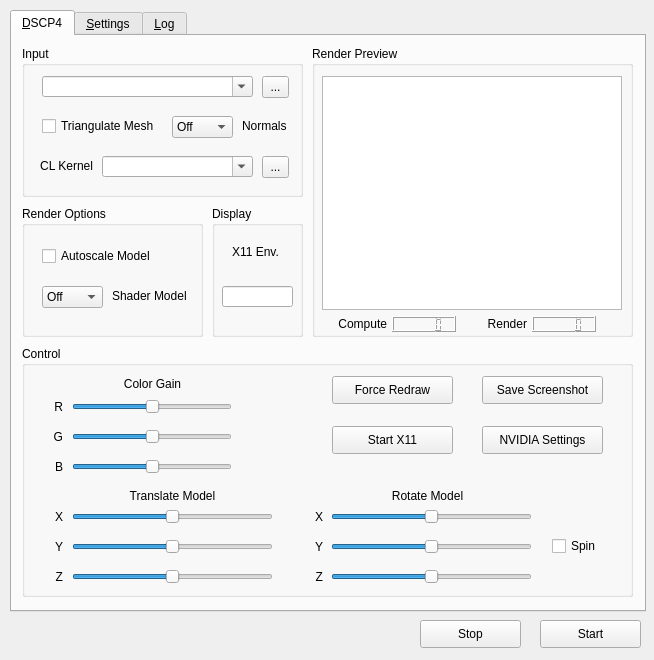
itsermo/holovideo-algorithms, file render_algorithms/dscp4/dscp4-qt/ui/mainwindow.ui: the form before one commit.
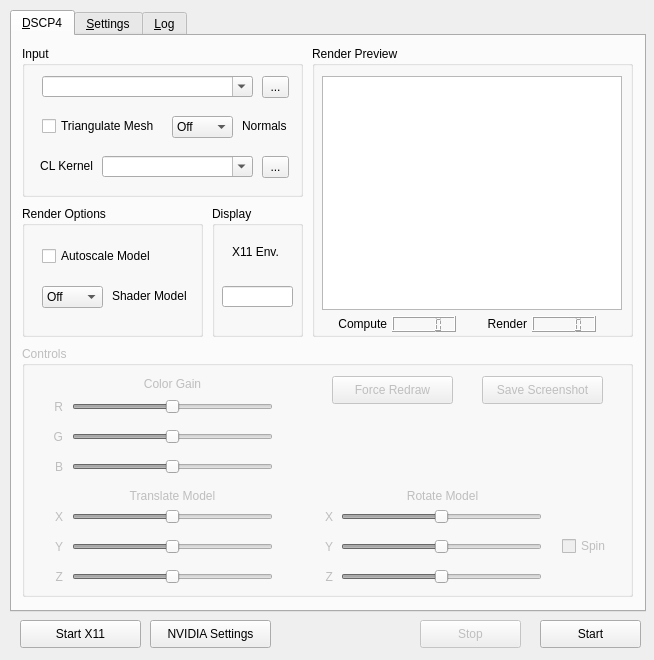
The form after the commit. The open tabs and pages were chosen to show the change.

Patch:
```diff
--- a/render_algorithms/dscp4/dscp4-qt/ui/mainwindow.ui
+++ b/render_algorithms/dscp4/dscp4-qt/ui/mainwindow.ui
@@ -31,6 +31,9 @@
   <property name="windowTitle">
    <string>dscp4-qt</string>
   </property>
+  <property name="documentMode">
+   <bool>false</bool>
+  </property>
   <widget class="QWidget" name="centralwidget">
    <widget class="QTabWidget" name="tabWidget">
     <property name="geometry">
@@ -257,6 +260,9 @@
       </widget>
      </widget>
      <widget class="QGroupBox" name="controlGroupBox">
+      <property name="enabled">
+       <bool>false</bool>
+      </property>
       <property name="geometry">
        <rect>
         <x>10</x>
@@ -266,14 +272,17 @@
        </rect>
       </property>
       <property name="title">
-       <string>Control</string>
+       <string>Controls</string>
       </property>
       <widget class="QSlider" name="redColorGainHorizontalSlider">
+       <property name="enabled">
+        <bool>false</bool>
+       </property>
        <property name="geometry">
         <rect>
          <x>50</x>
          <y>50</y>
-         <width>160</width>
+         <width>201</width>
          <height>22</height>
         </rect>
        </property>
@@ -291,11 +300,14 @@
        </property>
       </widget>
       <widget class="QSlider" name="greenColorGainHorizontalSlider">
+       <property name="enabled">
+        <bool>false</bool>
+       </property>
        <property name="geometry">
         <rect>
          <x>50</x>
          <y>80</y>
-         <width>160</width>
+         <width>201</width>
          <height>22</height>
         </rect>
        </property>
@@ -322,11 +334,14 @@
        </property>
       </widget>
       <widget class="QSlider" name="blueColorGainHorizontalSlider">
+       <property name="enabled">
+        <bool>false</bool>
+       </property>
        <property name="geometry">
         <rect>
          <x>50</x>
          <y>110</y>
-         <width>160</width>
+         <width>201</width>
          <height>22</height>
         </rect>
        </property>
@@ -349,7 +364,7 @@
       <widget class="QLabel" name="colorGainLabel">
        <property name="geometry">
         <rect>
-         <x>80</x>
+         <x>100</x>
          <y>30</y>
          <width>101</width>
          <height>16</height>
@@ -411,6 +426,9 @@
        </property>
       </widget>
       <widget class="QSlider" name="xTranslateHorizontalSlider">
+       <property name="enabled">
+        <bool>false</bool>
+       </property>
        <property name="geometry">
         <rect>
          <x>50</x>
@@ -433,6 +451,9 @@
        </property>
       </widget>
       <widget class="QSlider" name="zTranslateHorizontalSlider">
+       <property name="enabled">
+        <bool>false</bool>
+       </property>
        <property name="geometry">
         <rect>
          <x>50</x>
@@ -455,6 +476,9 @@
        </property>
       </widget>
       <widget class="QSlider" name="yTranslateHorizontalSlider">
+       <property name="enabled">
+        <bool>false</bool>
+       </property>
        <property name="geometry">
         <rect>
          <x>50</x>
@@ -541,6 +565,9 @@
        </property>
       </widget>
       <widget class="QPushButton" name="saveScreenshotButton">
+       <property name="enabled">
+        <bool>false</bool>
+       </property>
        <property name="geometry">
         <rect>
          <x>460</x>
@@ -554,6 +581,9 @@
        </property>
       </widget>
       <widget class="QPushButton" name="forceRedrawButton">
+       <property name="enabled">
+        <bool>false</bool>
+       </property>
        <property name="geometry">
         <rect>
          <x>310</x>
@@ -567,9 +597,12 @@
        </property>
       </widget>
       <widget class="QCheckBox" name="spinModelCheckBox">
+       <property name="enabled">
+        <bool>false</bool>
+       </property>
        <property name="geometry">
         <rect>
-         <x>530</x>
+         <x>540</x>
          <y>190</y>
          <width>51</width>
          <height>20</height>
@@ -582,7 +615,7 @@
       <widget class="QLabel" name="yRotateModelLabel">
        <property name="geometry">
         <rect>
-         <x>280</x>
+         <x>290</x>
          <y>190</y>
          <width>21</width>
          <height>21</height>
@@ -598,9 +631,9 @@
       <widget class="QLabel" name="rotateModelLabel">
        <property name="geometry">
         <rect>
-         <x>300</x>
+         <x>320</x>
          <y>140</y>
-         <width>211</width>
+         <width>201</width>
          <height>20</height>
         </rect>
        </property>
@@ -614,7 +647,7 @@
       <widget class="QLabel" name="xRotateModelLabel">
        <property name="geometry">
         <rect>
-         <x>280</x>
+         <x>290</x>
          <y>160</y>
          <width>21</width>
          <height>21</height>
@@ -628,9 +661,12 @@
        </property>
       </widget>
       <widget class="QSlider" name="yRotateHorizontalSlider">
+       <property name="enabled">
+        <bool>false</bool>
+       </property>
        <property name="geometry">
         <rect>
-         <x>309</x>
+         <x>319</x>
          <y>190</y>
          <width>201</width>
          <height>22</height>
@@ -650,9 +686,12 @@
        </property>
       </widget>
       <widget class="QSlider" name="xRotateHorizontalSlider">
+       <property name="enabled">
+        <bool>false</bool>
+       </property>
        <property name="geometry">
         <rect>
-         <x>309</x>
+         <x>319</x>
          <y>160</y>
          <width>201</width>
          <height>22</height>
@@ -674,7 +713,7 @@
       <widget class="QLabel" name="zRotateModelLabel">
        <property name="geometry">
         <rect>
-         <x>280</x>
+         <x>290</x>
          <y>220</y>
          <width>21</width>
          <height>21</height>
@@ -688,9 +727,12 @@
        </property>
       </widget>
       <widget class="QSlider" name="zRotateHorizontalSlider">
+       <property name="enabled">
+        <bool>false</bool>
+       </property>
        <property name="geometry">
         <rect>
-         <x>309</x>
+         <x>319</x>
          <y>220</y>
          <width>201</width>
          <height>22</height>
@@ -709,32 +751,6 @@
         <enum>Qt::Horizontal</enum>
        </property>
       </widget>
-      <widget class="QPushButton" name="x11ToggleButton">
-       <property name="geometry">
-        <rect>
-         <x>310</x>
-         <y>80</y>
-         <width>121</width>
-         <height>28</height>
-        </rect>
-       </property>
-       <property name="text">
-        <string>Start X11</string>
-       </property>
-      </widget>
-      <widget class="QPushButton" name="nvidiaSettingsToggleButton">
-       <property name="geometry">
-        <rect>
-         <x>460</x>
-         <y>80</y>
-         <width>121</width>
-         <height>28</height>
-        </rect>
-       </property>
-       <property name="text">
-        <string>NVIDIA Settings</string>
-       </property>
-      </widget>
      </widget>
      <widget class="QGroupBox" name="displayGroupBox">
       <property name="geometry">
@@ -2427,6 +2443,9 @@
     </widget>
    </widget>
    <widget class="QPushButton" name="stopButton">
+    <property name="enabled">
+     <bool>false</bool>
+    </property>
     <property name="geometry">
      <rect>
       <x>420</x>
@@ -2452,6 +2471,38 @@
      <string>Start</string>
     </property>
    </widget>
+   <widget class="QPushButton" name="x11ToggleButton">
+    <property name="geometry">
+     <rect>
+      <x>20</x>
+      <y>620</y>
+      <width>121</width>
+      <height>28</height>
+     </rect>
+    </property>
+    <property name="toolTip">
+     <string>&lt;html&gt;&lt;head/&gt;&lt;body&gt;&lt;p&gt;Launches the X server&lt;/p&gt;&lt;/body&gt;&lt;/html&gt;</string>
+    </property>
+    <property name="text">
+     <string>Start X11</string>
+    </property>
+   </widget>
+   <widget class="QPushButton" name="nvidiaSettingsToggleButton">
+    <property name="geometry">
+     <rect>
+      <x>150</x>
+      <y>620</y>
+      <width>121</width>
+      <height>28</height>
+     </rect>
+    </property>
+    <property name="toolTip">
+     <string>&lt;html&gt;&lt;head/&gt;&lt;body&gt;&lt;p&gt;Launches NVIDIA settings application&lt;/p&gt;&lt;/body&gt;&lt;/html&gt;</string>
+    </property>
+    <property name="text">
+     <string>NVIDIA Settings</string>
+    </property>
+   </widget>
   </widget>
  </widget>
  <resources/>
```
Left out of the diff: 185 changed lines with no effect on the pictures.
